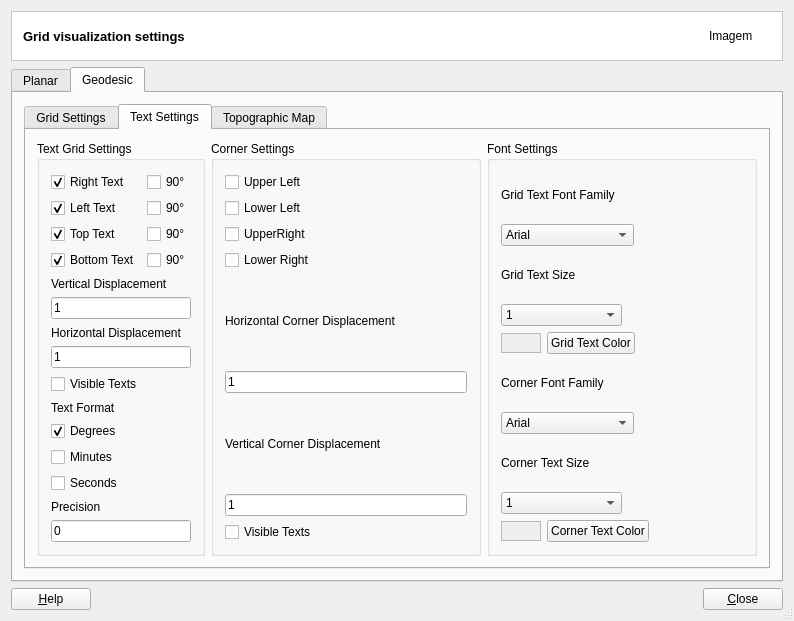
Above: src/terralib/layout/qt/ui/GridSettings.ui from claudiobogossian/terraprint before the change. Below: the same form after it.
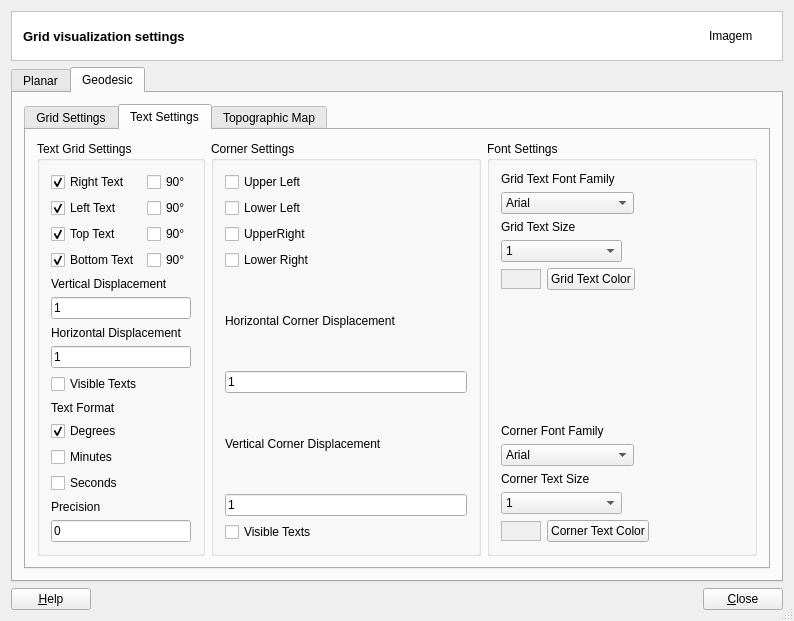
That is the form after the change. The open tabs and pages were chosen to show the change.

Commit message: hide corner interface itens  fixes #180

```diff
--- a/src/terralib/layout/qt/ui/GridSettings.ui
+++ b/src/terralib/layout/qt/ui/GridSettings.ui
@@ -2846,6 +2846,19 @@
                     </item>
                    </layout>
                   </item>
+                  <item>
+                   <spacer name="verticalSpacer_9">
+                    <property name="orientation">
+                     <enum>Qt::Vertical</enum>
+                    </property>
+                    <property name="sizeHint" stdset="0">
+                     <size>
+                      <width>20</width>
+                      <height>40</height>
+                     </size>
+                    </property>
+                   </spacer>
+                  </item>
                   <item>
                    <layout class="QVBoxLayout" name="verticalLayout">
                     <item>
```
Left out of the diff: 9 changed lines with no effect on the pictures. The commit also changes 1 other file.
